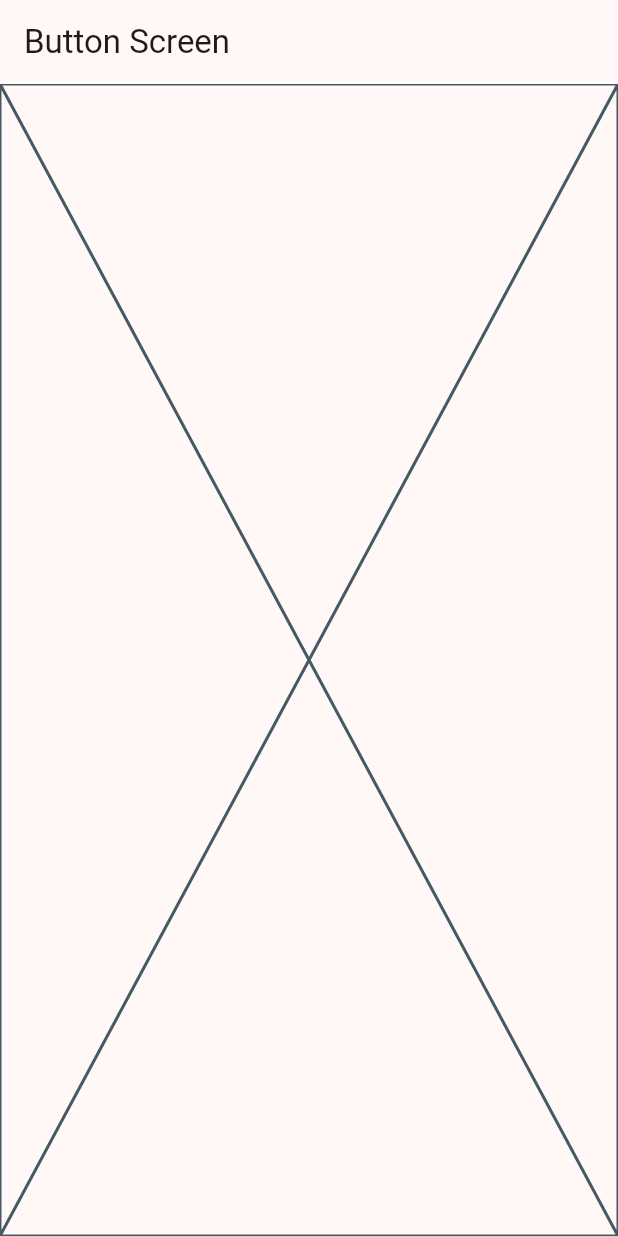
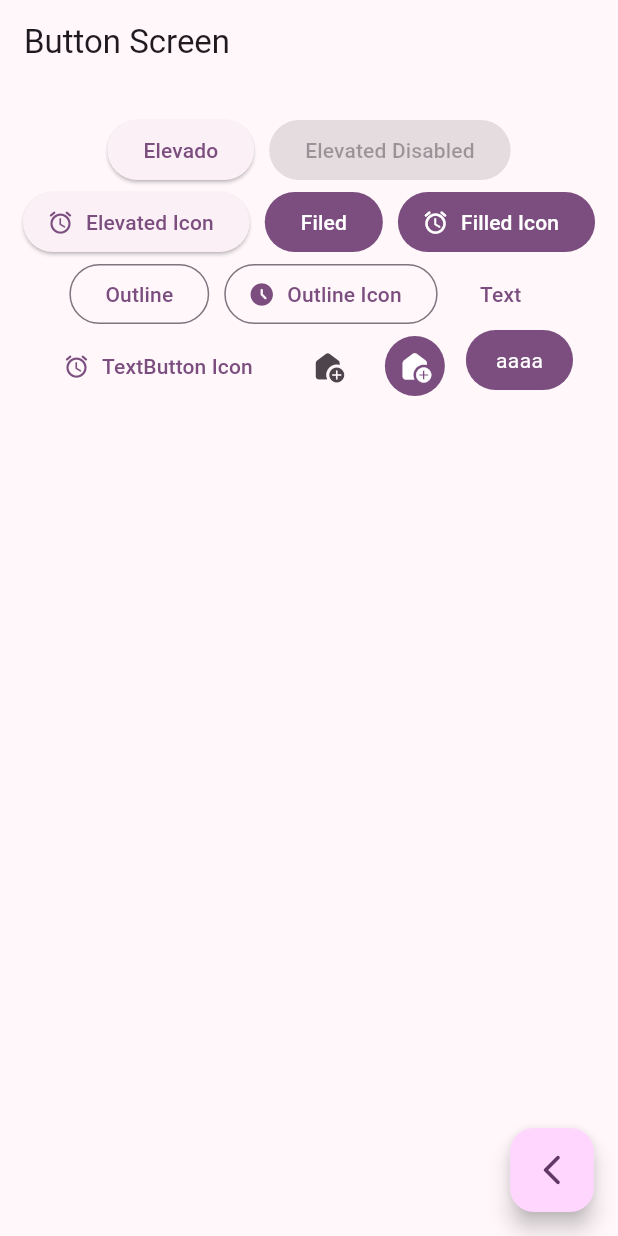
Before and after one commit to EdwinQA/widgets_app, a Flutter app: the ButtonScreen screen opened by its route, on a phone screen of 412 x 824 dp. Run offline on Flutter 3.47's test engine with Material 2 defaults, Android fonts, the phone set to English and light mode, and no system bars; our stand-ins replace go_router.

Commit message:
buttons screen implementado

```diff
--- a/lib/config/theme/app_theme.dart
+++ b/lib/config/theme/app_theme.dart
@@ -5,7 +5,10 @@ const colorList = <Color>[
   Colors.teal,
   Colors.green,
   Colors.red,
-  Colors.pink
+  Colors.pink,
+  Colors.indigo,
+  Colors.purple,
+  Colors.yellow,
 ];
 
 class AppTheme {
--- a/lib/main.dart
+++ b/lib/main.dart
@@ -13,7 +13,7 @@ class MainApp extends StatelessWidget {
   Widget build(BuildContext context) {
     return MaterialApp.router(
       debugShowCheckedModeBanner: false,
-      theme: AppTheme(selectodColor: 4).getTheme(),
+      theme: AppTheme(selectodColor: 6).getTheme(),
       routerConfig: approuter,
     );
   }
--- a/lib/presentation/screens/buttons/buttons_screen.dart
+++ b/lib/presentation/screens/buttons/buttons_screen.dart
@@ -1,4 +1,5 @@
 import 'package:flutter/material.dart';
+import 'package:go_router/go_router.dart';
 
 class ButtonScreen extends StatelessWidget {
   static const String name = 'buttons_screen';
@@ -10,7 +11,90 @@ class ButtonScreen extends StatelessWidget {
       appBar: AppBar(
         title: const Text('Button Screen'),
       ),
-      body: const Placeholder(),
+      body: const _ButtonsView(),
+      floatingActionButton: FloatingActionButton(
+        child: const Icon(Icons.arrow_back_ios_new_rounded),
+        onPressed: () => context.pop(),
+      ),
     );
   }
 }
+
+class _ButtonsView extends StatelessWidget {
+  const _ButtonsView();
+
+  @override
+  Widget build(BuildContext context) {
+    final colors = Theme.of(context).colorScheme;
+    return SizedBox(
+      width: double.infinity,
+      child: Padding(
+        padding: const EdgeInsets.symmetric(horizontal: 10, vertical: 20),
+        child: Wrap(
+          spacing: 10,
+          alignment: WrapAlignment.center,
+          children: [
+            ElevatedButton(onPressed: () {}, child: const Text('Elevado')),
+            const ElevatedButton(
+                onPressed: null, child: Text('Elevated Disabled')),
+            ElevatedButton.icon(
+              onPressed: () {},
+              icon: const Icon(Icons.access_alarm_rounded),
+              label: const Text('Elevated Icon'),
+            ),
+            FilledButton(onPressed: () {}, child: const Text('Filed')),
+            FilledButton.icon(
+              onPressed: () {},
+              icon: const Icon(Icons.access_alarm_rounded),
+              label: const Text('Filled Icon'),
+            ),
+            OutlinedButton(onPressed: () {}, child: const Text('Outline')),
+            OutlinedButton.icon(
+              onPressed: () {},
+              icon: const Icon(Icons.access_time_filled_rounded),
+              label: const Text('Outline Icon'),
+            ),
+            TextButton(onPressed: () {}, child: const Text('Text')),
+            TextButton.icon(
+              onPressed: () {},
+              icon: const Icon(Icons.access_alarm_rounded),
+              label: const Text('TextButton Icon'),
+            ),
+            IconButton(
+                onPressed: () {}, icon: const Icon(Icons.add_home_rounded)),
+            IconButton(
+              onPressed: () {},
+              icon: const Icon(Icons.add_home_rounded),
+              style: ButtonStyle(
+                  backgroundColor: MaterialStatePropertyAll(colors.primary),
+                  iconColor: const MaterialStatePropertyAll(Colors.white)),
+            ),
+            const CustomButton(),
+          ],
+        ),
+      ),
+    );
+  }
+}
+
+class CustomButton extends StatelessWidget {
+  const CustomButton({super.key});
+
+  @override
+  Widget build(BuildContext context) {
+    final colors = Theme.of(context).colorScheme;
+    return ClipRRect(
+      borderRadius: BorderRadius.circular(20),
+      child: Material(
+        color: colors.primary,
+        child: InkWell(
+          onTap: () {},
+          child: const Padding(
+            padding: EdgeInsets.symmetric(horizontal: 20, vertical: 10),
+            child: Text('aaaa', style: TextStyle(color: Colors.white)),
+          ),
+        ),
+      ),
+    );
+  }
+}
--- a/lib/presentation/screens/home/home_screen.dart
+++ b/lib/presentation/screens/home/home_screen.dart
@@ -1,7 +1,6 @@
 import 'package:flutter/material.dart';
 import 'package:go_router/go_router.dart';
 import 'package:widgets_app/config/menu/menu_items.dart';
-import 'package:widgets_app/presentation/screens/screens.dart';
 
 class HomeScreen extends StatelessWidget {
   static const String name = 'home_screen';
```
